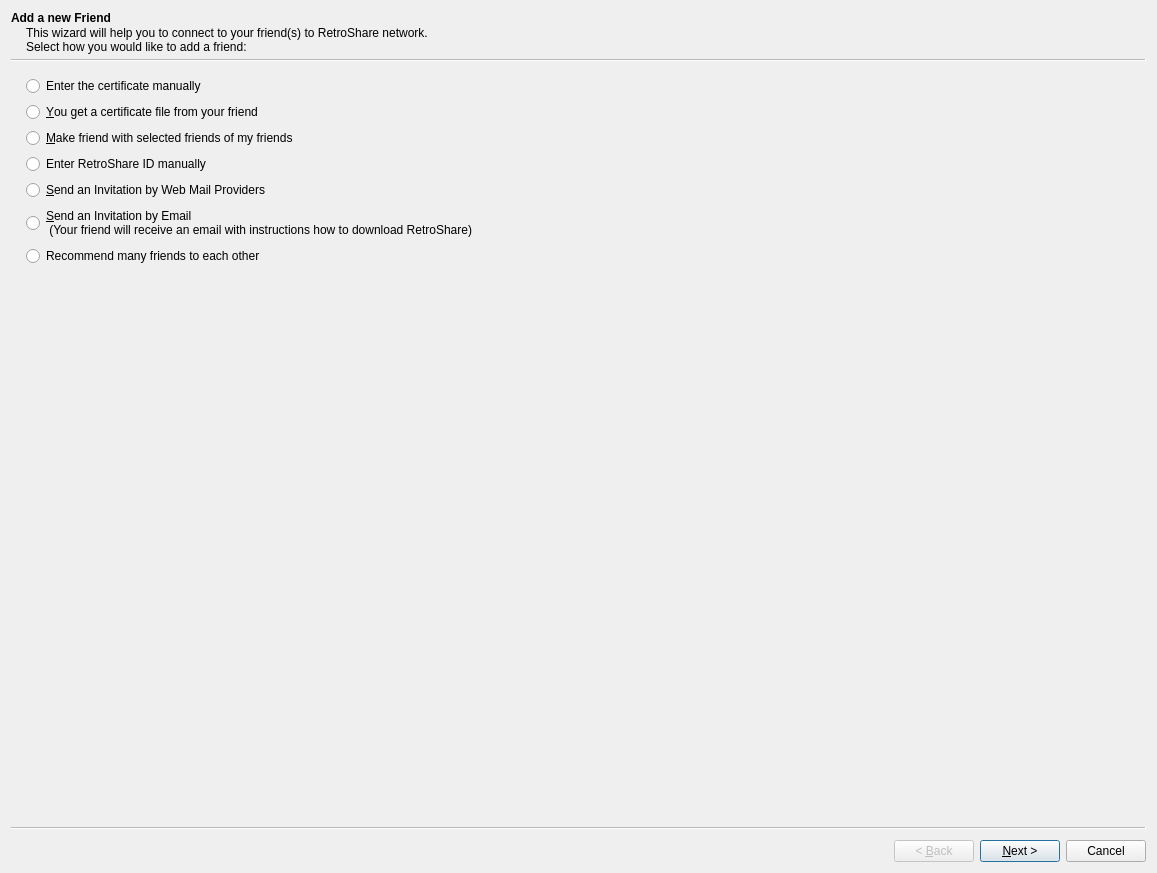
RetroShare/RetroShare, file retroshare-gui/src/gui/connect/ConnectFriendWizard.ui: the form before one commit.
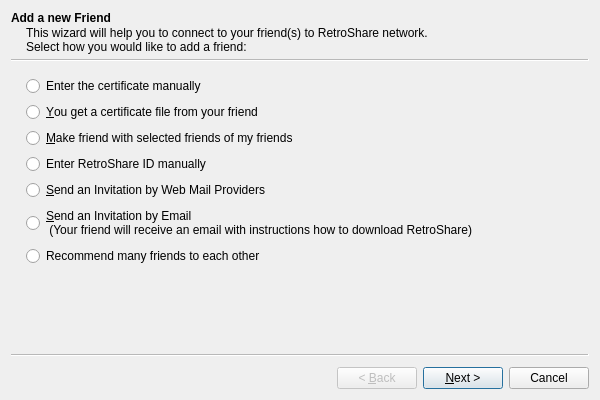
The form after the commit. Icons and pictures are not drawn. Custom widgets are drawn as their Qt base class.

Commit message: fix ui width & height back to normal size

```diff
--- a/retroshare-gui/src/gui/connect/ConnectFriendWizard.ui
+++ b/retroshare-gui/src/gui/connect/ConnectFriendWizard.ui
@@ -6,8 +6,8 @@
    <rect>
     <x>0</x>
     <y>0</y>
-    <width>1157</width>
-    <height>873</height>
+    <width>600</width>
+    <height>400</height>
    </rect>
   </property>
   <property name="windowTitle">
```
The commit also changes 8 other files.
